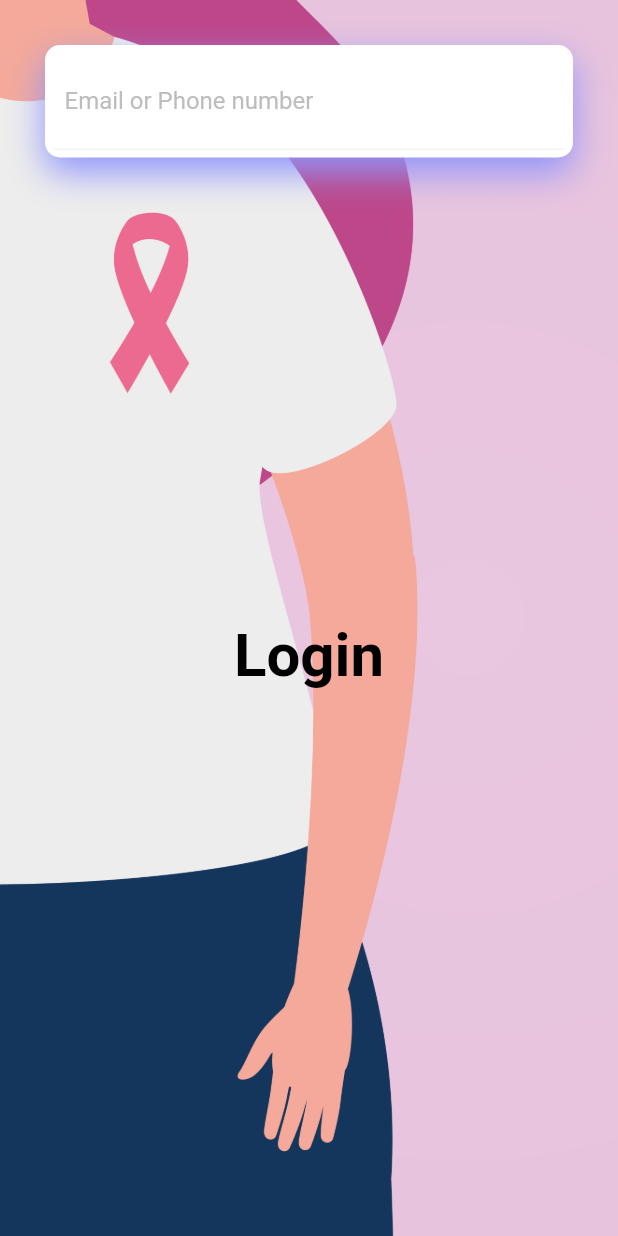
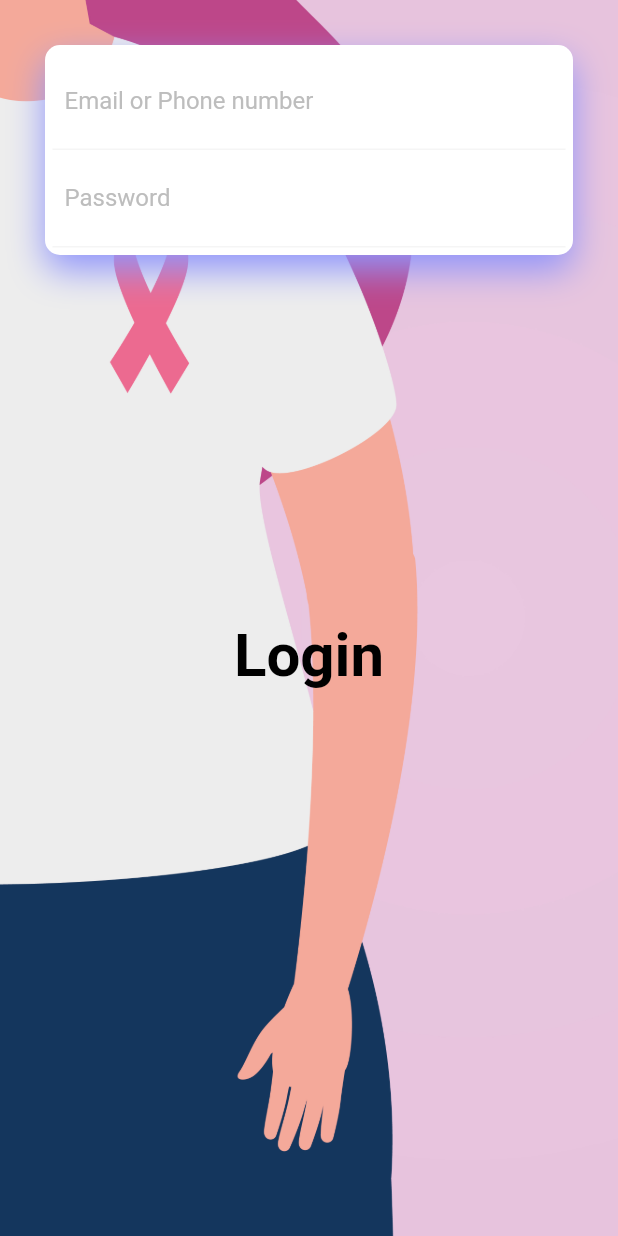
Before and after one commit to Somya1911/Flamingo, a Flutter app: the screen it shows after launch, on a phone screen of 412 x 824 dp. Run offline on Flutter 3.47's test engine with Material 2 defaults, Android fonts, the phone set to English and light mode, and no system bars.

Commit message:
Second commit

```diff
--- a/lib/main.dart
+++ b/lib/main.dart
@@ -24,8 +24,8 @@ class HomePage extends StatelessWidget {
       body: Stack(
         children: <Widget>[
             Container(
-              height: MediaQuery.of(context).size.height,
-              width: MediaQuery.of(context).size.width,
+              height: size.height,
+              width: size.width,
               decoration: BoxDecoration(
                 image: DecorationImage(
                 image: AssetImage('assets/images/flamingo_background.png'),
@@ -61,6 +61,7 @@ class HomePage extends StatelessWidget {
                         ]
                       ),
                 child: Column(
+                  crossAxisAlignment: CrossAxisAlignment.center,
                   children: <Widget>[
                     Container(
                       padding: EdgeInsets.all(8.0),
@@ -74,6 +75,19 @@ class HomePage extends StatelessWidget {
                           hintStyle: TextStyle(color: Colors.grey[400])
                         )
                       )
+                    ),
+                    Container(
+                        padding: EdgeInsets.all(8.0),
+                        decoration: BoxDecoration(
+                            border: Border(bottom: BorderSide(color: Colors.grey[100]))
+                        ),
+                        child: TextField(
+                            decoration: InputDecoration(
+                                border: InputBorder.none,
+                                hintText: "Password",
+                                hintStyle: TextStyle(color: Colors.grey[400])
+                            )
+                        )
                     )
                   ]
                       )
```
